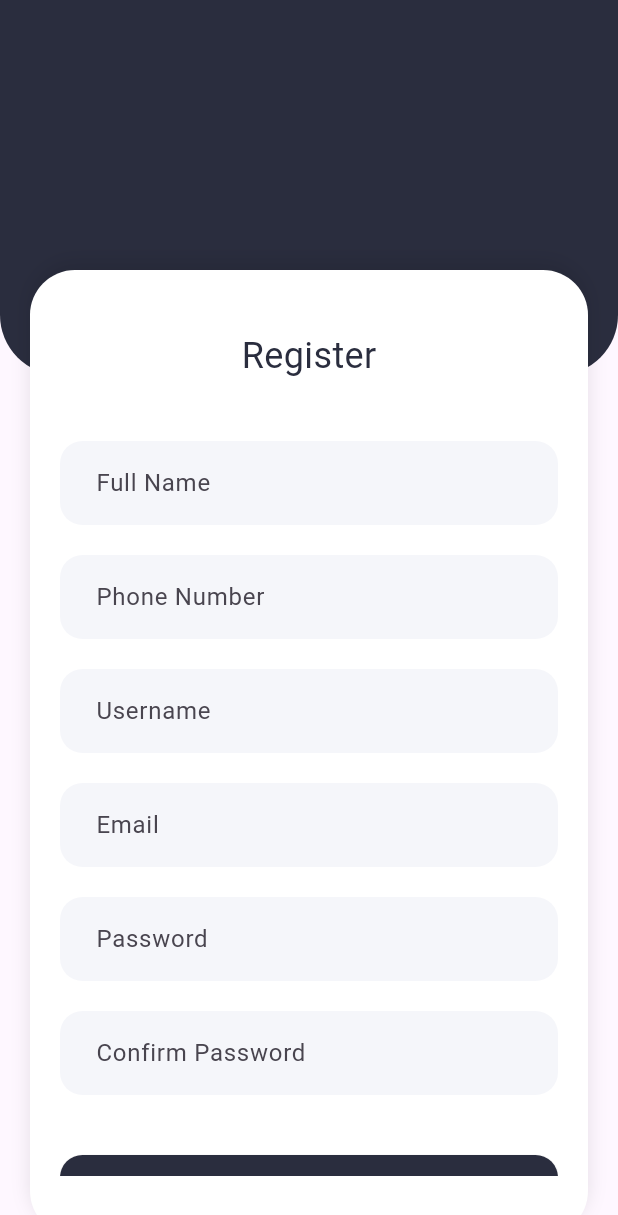
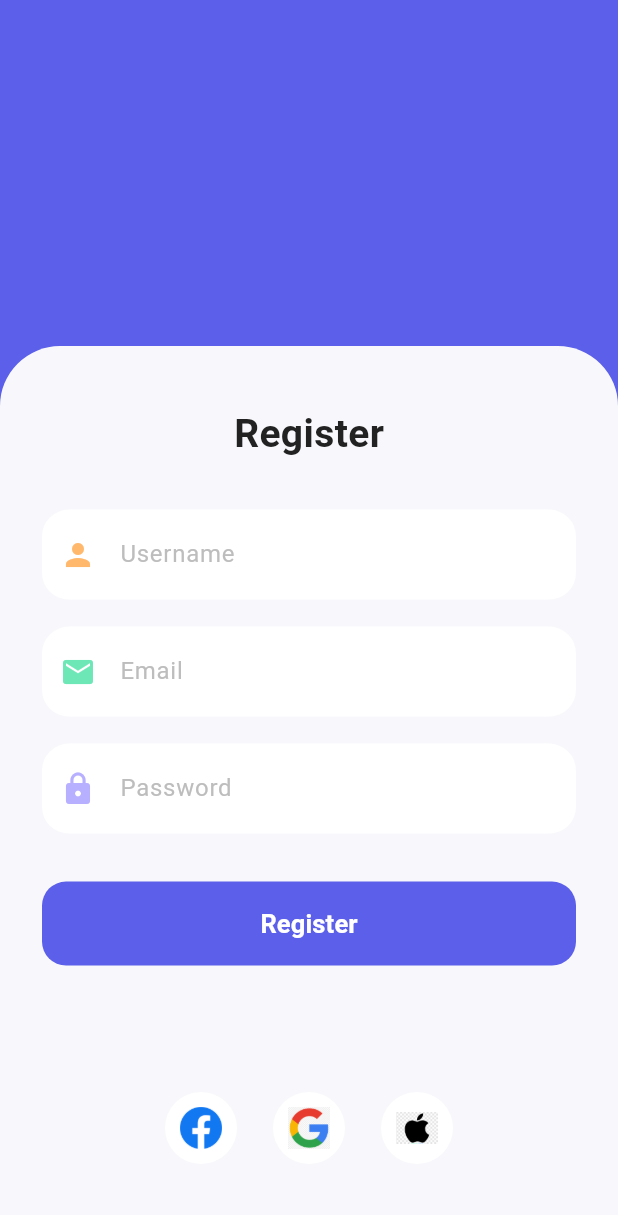
Before and after one commit to iamkonnect/panga, a Flutter app: the RegisterScreen screen opened by its route, on a phone screen of 412 x 824 dp. Shown: the top 1215 px of the screen. Run offline on Flutter 3.47's test engine with Material 3 defaults, Android fonts, the phone set to English and light mode, and no system bars.

Commit message:
Add navigation to RegisterScreen from LoginScreen and update layout

```diff
--- a/lib/screens/login_screen.dart
+++ b/lib/screens/login_screen.dart
@@ -1,4 +1,5 @@
 import 'package:flutter/material.dart';
+import 'register_screen.dart';
 
 class LoginScreen extends StatelessWidget {
   const LoginScreen({super.key});
@@ -147,6 +148,23 @@ class LoginScreen extends StatelessWidget {
                       ],
                     ),
                     const SizedBox(height: 16),
+                    TextButton(
+                      onPressed: () {
+                        Navigator.push(
+                          context,
+                          MaterialPageRoute(
+                              builder: (context) => const RegisterScreen()),
+                        );
+                      },
+                      child: const Text(
+                        'Register or create an account',
+                        style: TextStyle(
+                          color: Color(0xFF5B5FE9),
+                          fontWeight: FontWeight.bold,
+                          fontSize: 15,
+                        ),
+                      ),
+                    ),
                   ],
                 ),
               ),
--- a/lib/screens/register_screen.dart
+++ b/lib/screens/register_screen.dart
@@ -6,199 +6,132 @@ class RegisterScreen extends StatelessWidget {
   @override
   Widget build(BuildContext context) {
     return Scaffold(
+      backgroundColor: const Color(0xFF5B5FE9),
       body: Stack(
         children: [
-          // Blue upper section
-          Container(
-            height: 250,
-            decoration: const BoxDecoration(
-              color: Color(0xFF2A2D3E), // Dark blue-grey
-              borderRadius: BorderRadius.only(
-                bottomLeft: Radius.circular(40),
-                bottomRight: Radius.circular(40),
-              ),
-            ),
-          ),
-          // White form area with curved top corners
+          // Register form area
           Align(
             alignment: Alignment.bottomCenter,
             child: Container(
-              height: MediaQuery.of(context).size.height - 180,
-              margin: const EdgeInsets.symmetric(horizontal: 20),
-              padding: const EdgeInsets.symmetric(horizontal: 20, vertical: 40),
-              decoration: BoxDecoration(
-                color: Colors.white,
-                borderRadius: BorderRadius.circular(30),
-                boxShadow: [
-                  BoxShadow(
-                    color: Colors.black.withOpacity(0.1),
-                    blurRadius: 10,
-                    offset: const Offset(0, -5),
-                  ),
-                ],
+              height: MediaQuery.of(context).size.height * 0.72,
+              width: double.infinity,
+              decoration: const BoxDecoration(
+                color: Color(0xFFF8F8FC),
+                borderRadius: BorderRadius.only(
+                  topLeft: Radius.circular(40),
+                  topRight: Radius.circular(40),
+                ),
               ),
-              child: SingleChildScrollView(
+              child: Padding(
+                padding:
+                    const EdgeInsets.symmetric(horizontal: 28, vertical: 32),
                 child: Column(
-                  crossAxisAlignment: CrossAxisAlignment.start,
+                  crossAxisAlignment: CrossAxisAlignment.center,
                   children: [
-                    const Center(
-                      child: Text(
-                        'Register',
-                        style: TextStyle(
-                          fontSize: 24,
-                          color: Color(0xFF2A2D3E),
+                    const SizedBox(height: 8),
+                    const Text(
+                      'Register',
+                      style: TextStyle(
+                        fontSize: 26,
+                        fontWeight: FontWeight.bold,
+                        color: Color(0xFF222222),
+                      ),
+                    ),
+                    const SizedBox(height: 32),
+                    // Username
+                    Container(
+                      margin: const EdgeInsets.only(bottom: 18),
+                      decoration: BoxDecoration(
+                        color: Colors.white,
+                        borderRadius: BorderRadius.circular(18),
+                      ),
+                      child: TextField(
+                        decoration: InputDecoration(
+                          prefixIcon:
+                              Icon(Icons.person, color: Color(0xFFFFB86C)),
+                          hintText: 'Username',
+                          hintStyle: TextStyle(color: Color(0xFFBDBDBD)),
+                          border: InputBorder.none,
+                          contentPadding:
+                              const EdgeInsets.symmetric(vertical: 18),
                         ),
                       ),
                     ),
-                    const SizedBox(height: 40),
-                    TextField(
-                      decoration: InputDecoration(
-                        labelText: 'Full Name',
-                        filled: true,
-                        fillColor: const Color(0xFFF5F6FA),
-                        border: OutlineInputBorder(
-                          borderRadius: BorderRadius.circular(15),
-                          borderSide: BorderSide.none,
+                    // Email
+                    Container(
+                      margin: const EdgeInsets.only(bottom: 18),
+                      decoration: BoxDecoration(
+                        color: Colors.white,
+                        borderRadius: BorderRadius.circular(18),
+                      ),
+                      child: TextField(
+                        decoration: InputDecoration(
+                          prefixIcon:
+                              Icon(Icons.email, color: Color(0xFF6EE7B7)),
+                          hintText: 'Email',
+                          hintStyle: TextStyle(color: Color(0xFFBDBDBD)),
+                          border: InputBorder.none,
+                          contentPadding:
+                              const EdgeInsets.symmetric(vertical: 18),
                         ),
-                        contentPadding: const EdgeInsets.symmetric(
-                            horizontal: 20, vertical: 16),
                       ),
                     ),
-                    const SizedBox(height: 20),
-                    TextField(
-                      decoration: InputDecoration(
-                        labelText: 'Phone Number',
-                        filled: true,
-                        fillColor: const Color(0xFFF5F6FA),
-                        border: OutlineInputBorder(
-                          borderRadius: BorderRadius.circular(15),
-                          borderSide: BorderSide.none,
+                    // Password
+                    Container(
+                      margin: const EdgeInsets.only(bottom: 32),
+                      decoration: BoxDecoration(
+                        color: Colors.white,
+                        borderRadius: BorderRadius.circular(18),
+                      ),
+                      child: TextField(
+                        obscureText: true,
+                        decoration: InputDecoration(
+                          prefixIcon:
+                              Icon(Icons.lock, color: Color(0xFFB7AFFF)),
+                          hintText: 'Password',
+                          hintStyle: TextStyle(color: Color(0xFFBDBDBD)),
+                          border: InputBorder.none,
+                          contentPadding:
+                              const EdgeInsets.symmetric(vertical: 18),
                         ),
-                        contentPadding: const EdgeInsets.symmetric(
-                            horizontal: 20, vertical: 16),
                       ),
                     ),
-                    const SizedBox(height: 20),
-                    TextField(
-                      decoration: InputDecoration(
-                        labelText: 'Username',
-                        filled: true,
-                        fillColor: const Color(0xFFF5F6FA),
-                        border: OutlineInputBorder(
-                          borderRadius: BorderRadius.circular(15),
-                          borderSide: BorderSide.none,
-                        ),
-                        contentPadding: const EdgeInsets.symmetric(
-                            horizontal: 20, vertical: 16),
-                      ),
-                    ),
-                    const SizedBox(height: 20),
-                    TextField(
-                      decoration: InputDecoration(
-                        labelText: 'Email',
-                        filled: true,
-                        fillColor: const Color(0xFFF5F6FA),
-                        border: OutlineInputBorder(
-                          borderRadius: BorderRadius.circular(15),
-                          borderSide: BorderSide.none,
-                        ),
-                        contentPadding: const EdgeInsets.symmetric(
-                            horizontal: 20, vertical: 16),
-                      ),
-                    ),
-                    const SizedBox(height: 20),
-                    TextField(
-                      obscureText: true,
-                      decoration: InputDecoration(
-                        labelText: 'Password',
-                        filled: true,
-                        fillColor: const Color(0xFFF5F6FA),
-                        border: OutlineInputBorder(
-                          borderRadius: BorderRadius.circular(15),
-                          borderSide: BorderSide.none,
-                        ),
-                        contentPadding: const EdgeInsets.symmetric(
-                            horizontal: 20, vertical: 16),
-                      ),
-                    ),
-                    const SizedBox(height: 20),
-                    TextField(
-                      obscureText: true,
-                      decoration: InputDecoration(
-                        labelText: 'Confirm Password',
-                        filled: true,
-                        fillColor: const Color(0xFFF5F6FA),
-                        border: OutlineInputBorder(
-                          borderRadius: BorderRadius.circular(15),
-                          borderSide: BorderSide.none,
-                        ),
-                        contentPadding: const EdgeInsets.symmetric(
-                            horizontal: 20, vertical: 16),
-                      ),
-                    ),
-                    const SizedBox(height: 40),
+                    // Register button
                     SizedBox(
                       width: double.infinity,
+                      height: 56,
                       child: ElevatedButton(
                         style: ElevatedButton.styleFrom(
-                          backgroundColor: const Color(0xFF2A2D3E),
+                          backgroundColor: const Color(0xFF5B5FE9),
                           shape: RoundedRectangleBorder(
-                            borderRadius: BorderRadius.circular(15),
+                            borderRadius: BorderRadius.circular(16),
                           ),
-                          padding: const EdgeInsets.symmetric(vertical: 16),
+                          elevation: 0,
                         ),
                         onPressed: () {},
                         child: const Text(
                           'Register',
-                          style: TextStyle(fontSize: 16, color: Colors.white),
+                          style: TextStyle(
+                            fontSize: 17,
+                            color: Colors.white,
+                            fontWeight: FontWeight.bold,
+                          ),
                         ),
                       ),
                     ),
-                    const SizedBox(height: 20),
-                    Center(
-                      child: TextButton(
-                        onPressed: () {
-                          Navigator.pushNamed(context, '/login');
-                        },
-                        child: const Text(
-                          'Already got an Account? Login',
-                          style: TextStyle(color: Color(0xFF2A2D3E)),
-                        ),
-                      ),
-                    ),
-                    const SizedBox(height: 20),
-                    // Social login icons row below sign up
+                    const Spacer(),
+                    // Social login icons row
                     Row(
                       mainAxisAlignment: MainAxisAlignment.center,
                       children: [
-                        IconButton(
-                          icon: Image.network(
-                            'https://upload.wikimedia.org/wikipedia/commons/0/05/Facebook_Logo_(2019).png',
-                            width: 24,
-                            height: 24,
-                          ),
-                          onPressed: () {},
-                        ),
-                        const SizedBox(width: 20),
-                        IconButton(
-                          icon: Image.network(
-                            'https://cdn-icons-png.flaticon.com/512/300/300221.png',
-                            width: 24,
-                            height: 24,
-                          ),
-                          onPressed: () {},
-                        ),
-                        const SizedBox(width: 20),
-                        IconButton(
-                          icon: Image.network(
-                            'https://cdn-icons-png.flaticon.com/512/179/179309.png',
-                            width: 24,
-                            height: 24,
-                          ),
-                          onPressed: () {},
-                        ),
+                        _SocialIcon(asset: 'assets/facebook.png'),
+                        const SizedBox(width: 24),
+                        _SocialIcon(asset: 'assets/google.png'),
+                        const SizedBox(width: 24),
+                        _SocialIcon(asset: 'assets/apple.png'),
                       ],
                     ),
+                    const SizedBox(height: 16),
                   ],
                 ),
               ),
@@ -209,3 +142,22 @@ class RegisterScreen extends StatelessWidget {
     );
   }
 }
+
+class _SocialIcon extends StatelessWidget {
+  final String asset;
+  const _SocialIcon({required this.asset});
+
+  @override
+  Widget build(BuildContext context) {
+    return CircleAvatar(
+      radius: 24,
+      backgroundColor: Colors.white,
+      child: Image.asset(
+        asset,
+        width: 28,
+        height: 28,
+        fit: BoxFit.contain,
+      ),
+    );
+  }
+}
```
